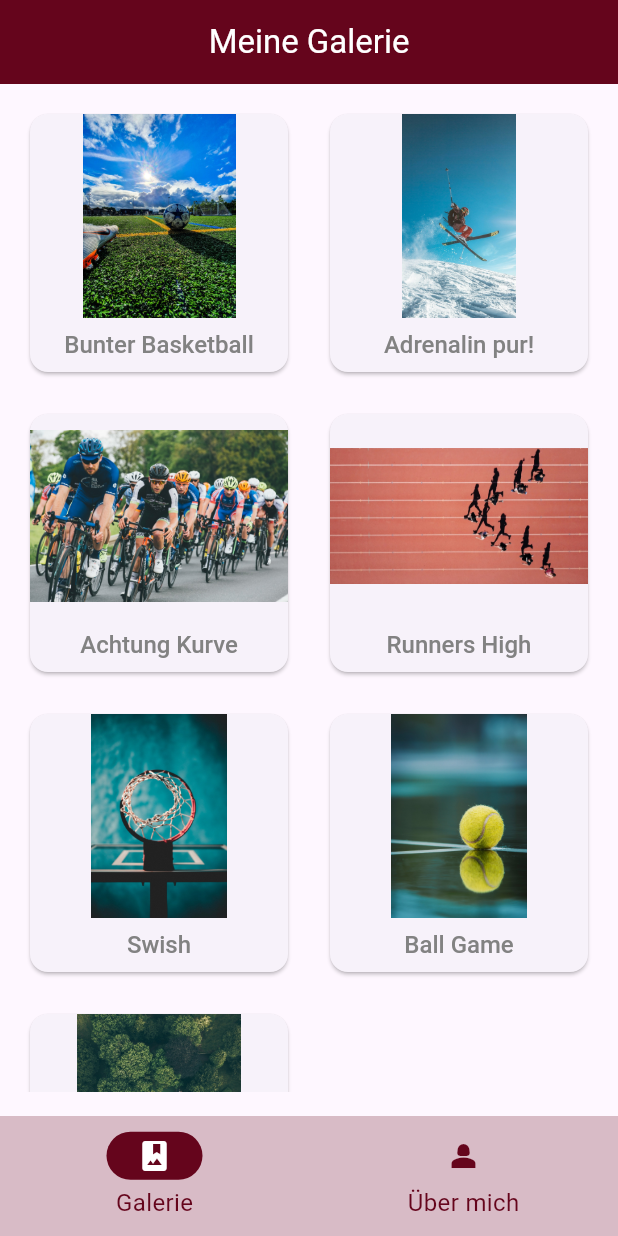
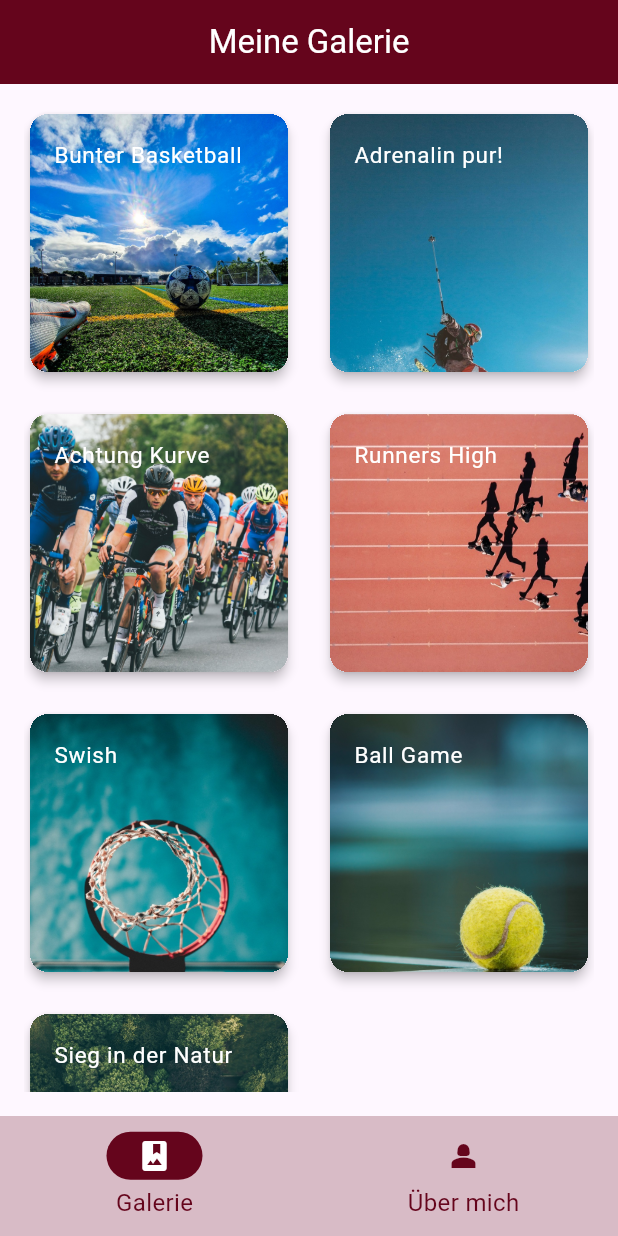
Before and after one commit to Platypus84/photo_gallery, a Flutter app: the screen it shows after launch, on a phone screen of 412 x 824 dp. Run offline on Flutter 3.47's test engine with Material 3 defaults, Android fonts, the phone set to English and light mode, and no system bars.

Commit message:
update01_photogallery

```diff
--- a/lib/gallery_item.dart
+++ b/lib/gallery_item.dart
@@ -38,6 +38,7 @@ class GalleryItem extends StatelessWidget {
 
     return Card(
       clipBehavior: Clip.hardEdge,
+      elevation: 3,
       // child: Stack(
       //   children: [
       //     Expanded(child: Image.asset(imagePath, fit: BoxFit.fill)),
@@ -48,24 +49,41 @@ class GalleryItem extends StatelessWidget {
         onTap: () {
           Navigator.push(context, createRoute());
         },
-        child: Column(
-          children: [
-            Expanded(
-              child: Image.asset(imagePath, fit: BoxFit.fitWidth, scale: 1000),
+        child: Container(
+          decoration: BoxDecoration(
+            image: DecorationImage(
+              image: AssetImage(imagePath),
+              fit: BoxFit.cover,
+              alignment: Alignment.topCenter,
             ),
-            Positioned(
-              bottom: 0,
-              left: 0,
-              child: Padding(
-                padding: const EdgeInsets.all(8.0),
-                child: Text(
-                  imageTitle,
-                  style: Theme.of(context).textTheme.displaySmall,
-                ),
-              ),
+          ),
+          child: ListTile(
+            tileColor: Color.fromARGB(200, 0, 0, 0),
+            title: Text(
+              imageTitle,
+              style: TextStyle(color: Colors.white, fontSize: 15),
             ),
-          ],
+          ),
         ),
+
+        // child: Column(
+        //   children: [
+        //     Expanded(
+        //       child: Image.asset(imagePath, fit: BoxFit.fitWidth, scale: 1000),
+        //     ),
+        //     Positioned(
+        //       bottom: 0,
+        //       left: 0,
+        //       child: Padding(
+        //         padding: const EdgeInsets.all(8.0),
+        //         child: Text(
+        //           imageTitle,
+        //           style: Theme.of(context).textTheme.displaySmall,
+        //         ),
+        //       ),
+        //     ),
+        //   ],
+        // ),
       ),
     );
   }
--- a/lib/screen_gallery.dart
+++ b/lib/screen_gallery.dart
@@ -6,24 +6,13 @@ class GalleryScreen extends StatelessWidget {
 
   @override
   Widget build(BuildContext context) {
-    //List<Widget> imageCards = [Placeholder(), Placeholder(), Placeholder()];
-
     return Padding(
       padding: EdgeInsets.all(16.0),
       child: GridView.count(
         crossAxisCount: 2,
         mainAxisSpacing: 20,
         crossAxisSpacing: 20,
-        children:
-            // [
-            //   GalleryItem(
-            //     imageTitle: 'Title',
-            //     imageDescription: 'Description',
-            //     imagePath: 'assets/images/soccer.jpeg',
-            //     imageDate: '22.10.2012',
-            //   ),
-            // ],
-            galleryData,
+        children: galleryData,
       ),
     );
   }
```
